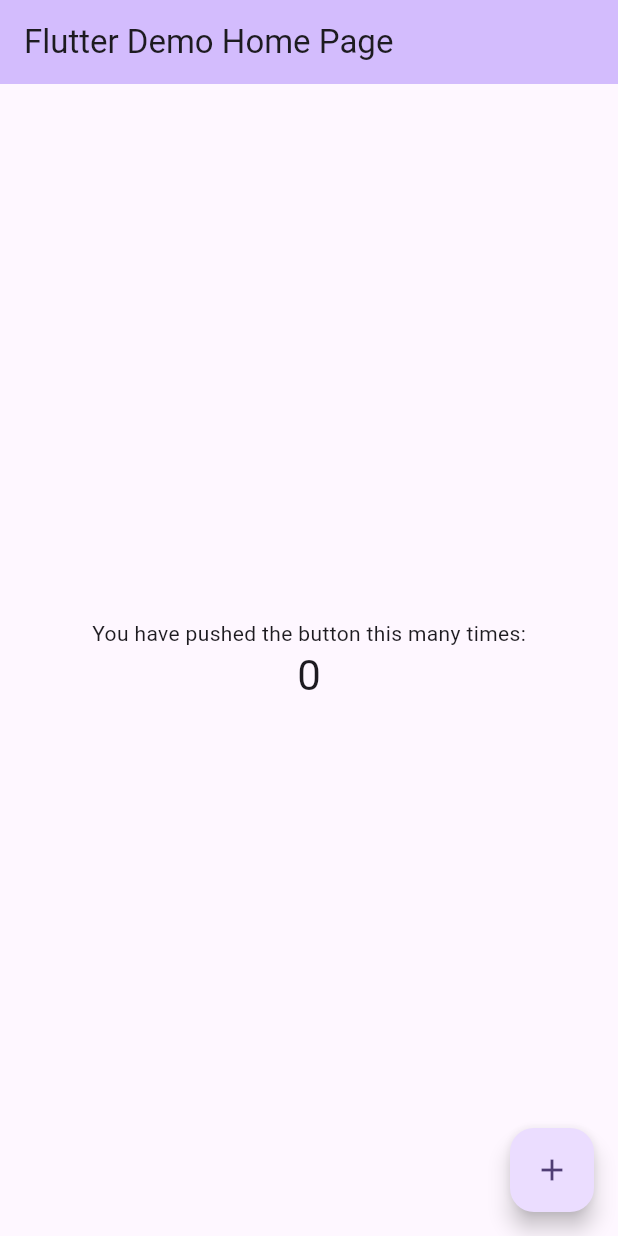
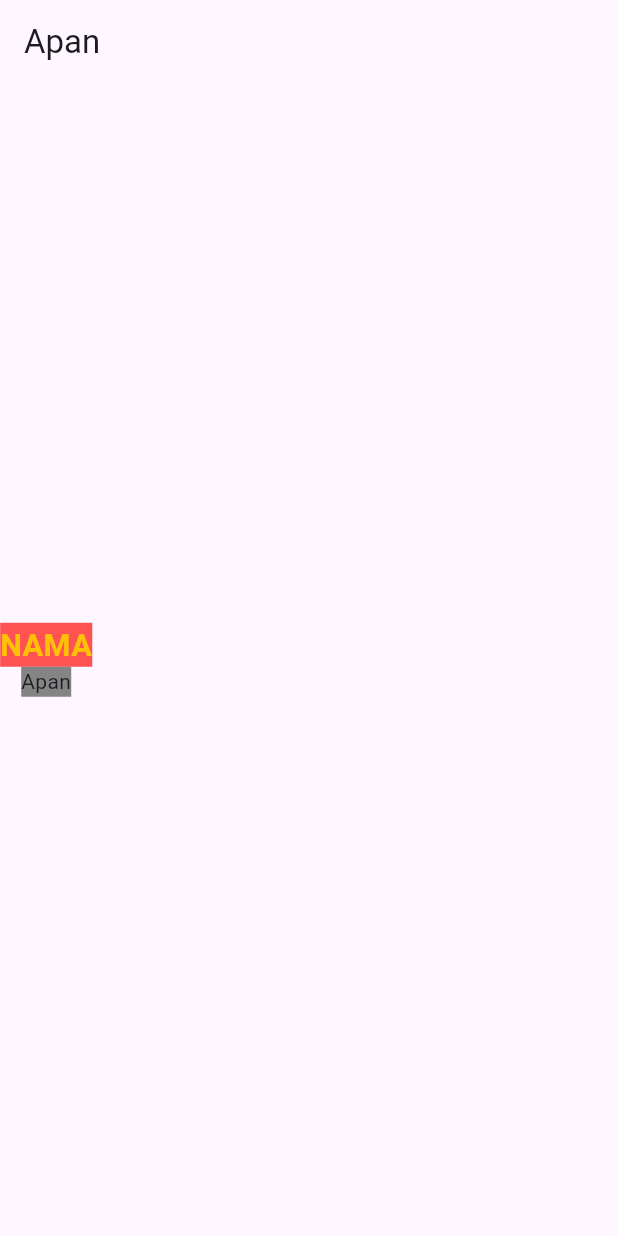
Before and after one commit to AhmadAffan28/flutter_profile_card, a Flutter app: the screen it shows after launch, on a phone screen of 412 x 824 dp. Run offline on Flutter 3.47's test engine with Material 3 defaults, Android fonts, the phone set to English and light mode, and no system bars; Roboto replaces fonts that are missing (poppins); statements that could not run were skipped.

Commit message:
belajar widget texs

```diff
--- a/lib/main.dart
+++ b/lib/main.dart
@@ -1,123 +1,6 @@
 import 'package:flutter/material.dart';
+import 'package:flutter_application_1/profile.dart';
 
-void main() {
-  runApp(const MyApp());
+void main(List<String> args) {
+  runApp(ProfileCard());
 }
-
-class MyApp extends StatelessWidget {
-  const MyApp({super.key});
-
-  // This widget is the root of your application.
-  @override
-  Widget build(BuildContext context) {
-    return MaterialApp(
-      title: 'Flutter Demo',
-      theme: ThemeData(
-        // This is the theme of your application.
-        //
-        // TRY THIS: Try running your application with "flutter run". You'll see
-        // the application has a purple toolbar. Then, without quitting the app,
-        // try changing the seedColor in the colorScheme below to Colors.green
-        // and then invoke "hot reload" (save your changes or press the "hot
-        // reload" button in a Flutter-supported IDE, or press "r" if you used
-        // the command line to start the app).
-        //
-        // Notice that the counter didn't reset back to zero; the application
-        // state is not lost during the reload. To reset the state, use hot
-        // restart instead.
-        //
-        // This works for code too, not just values: Most code changes can be
-        // tested with just a hot reload.
-        colorScheme: ColorScheme.fromSeed(seedColor: Colors.deepPurple),
-      ),
-      home: const MyHomePage(title: 'Flutter Demo Home Page'),
-      debugShowCheckedModeBanner: false,
-    );
-  }
-}
-
-class MyHomePage extends StatefulWidget {
-  const MyHomePage({super.key, required this.title});
-
-  // This widget is the home page of your application. It is stateful, meaning
-  // that it has a State object (defined below) that contains fields that affect
-  // how it looks.
-
-  // This class is the configuration for the state. It holds the values (in this
-  // case the title) provided by the parent (in this case the App widget) and
-  // used by the build method of the State. Fields in a Widget subclass are
-  // always marked "final".
-
-  final String title;
-
-  @override
-  State<MyHomePage> createState() => _MyHomePageState();
-}
-
-class _MyHomePageState extends State<MyHomePage> {
-  int _counter = 0;
-
-  void _incrementCounter() {
-    setState(() {
-      // This call to setState tells the Flutter framework that something has
-      // changed in this State, which causes it to rerun the build method below
-      // so that the display can reflect the updated values. If we changed
-      // _counter without calling setState(), then the build method would not be
-      // called again, and so nothing would appear to happen.
-      _counter++;
-    });
-  }
-
-  @override
-  Widget build(BuildContext context) {
-    // This method is rerun every time setState is called, for instance as done
-    // by the _incrementCounter method above.
-    //
-    // The Flutter framework has been optimized to make rerunning build methods
-    // fast, so that you can just rebuild anything that needs updating rather
-    // than having to individually change instances of widgets.
-    return Scaffold(
-      appBar: AppBar(
-        // TRY THIS: Try changing the color here to a specific color (to
-        // Colors.amber, perhaps?) and trigger a hot reload to see the AppBar
-        // change color while the other colors stay the same.
-        backgroundColor: Theme.of(context).colorScheme.inversePrimary,
-        // Here we take the value from the MyHomePage object that was created by
-        // the App.build method, and use it to set our appbar title.
-        title: Text(widget.title),
-      ),
-      body: Center(
-        // Center is a layout widget. It takes a single child and positions it
-        // in the middle of the parent.
-        child: Column(
-          // Column is also a layout widget. It takes a list of children and
-          // arranges them vertically. By default, it sizes itself to fit its
-          // children horizontally, and tries to be as tall as its parent.
-          //
-          // Column has various properties to control how it sizes itself and
-          // how it positions its children. Here we use mainAxisAlignment to
-          // center the children vertically; the main axis here is the vertical
-          // axis because Columns are vertical (the cross axis would be
-          // horizontal).
-          //
-          // TRY THIS: Invoke "debug painting" (choose the "Toggle Debug Paint"
-          // action in the IDE, or press "p" in the console), to see the
-          // wireframe for each widget.
-          mainAxisAlignment: MainAxisAlignment.center,
-          children: <Widget>[
-            const Text('You have pushed the button this many times:'),
-            Text(
-              '$_counter',
-              style: Theme.of(context).textTheme.headlineMedium,
-            ),
-          ],
-        ),
-      ),
-      floatingActionButton: FloatingActionButton(
-        onPressed: _incrementCounter,
-        tooltip: 'Increment',
-        child: const Icon(Icons.add),
-      ), // This trailing comma makes auto-formatting nicer for build methods.
-    );
-  }
-}
--- /dev/null
+++ b/lib/profile.dart
@@ -0,0 +1,51 @@
+import 'package:flutter/material.dart';
+
+class ProfileCard extends StatelessWidget {
+  const ProfileCard({super.key});
+
+  @override
+  Widget build(BuildContext context) {
+    return MaterialApp(
+      home: Scaffold(
+        appBar: AppBar(
+          title: Text('Apan'),
+        ),
+        /**
+         * ROW dan COLUM BISA MEMILIKI BANYAK WIDGET
+         * ROW ITU KE SAMPING
+         * COLUM ITU KEBAWAH
+         */
+        body: Column(
+          mainAxisAlignment: MainAxisAlignment.center,
+          children: <Widget>[
+            SizedBox(
+              width: ,
+              child: Container(
+                child: Text(
+                  'NAMA',
+                  style: TextStyle(
+                    color: Colors.amber,
+                    fontSize: 20.5,
+                    fontWeight: FontWeight.bold,
+                    backgroundColor: Colors.redAccent,
+                    fontFamily: 'poppins', // harus ada font nya
+                  ),
+                ),
+              ),
+            ),
+            Text('Apan',
+                 style: TextStyle(
+                  backgroundColor: Color.fromARGB(
+                  200,
+                  100,
+                  100,
+                  100)
+              ),
+            )
+          ],
+        ),
+      ),
+      debugShowCheckedModeBanner: false,
+    );
+  }
+}
```
